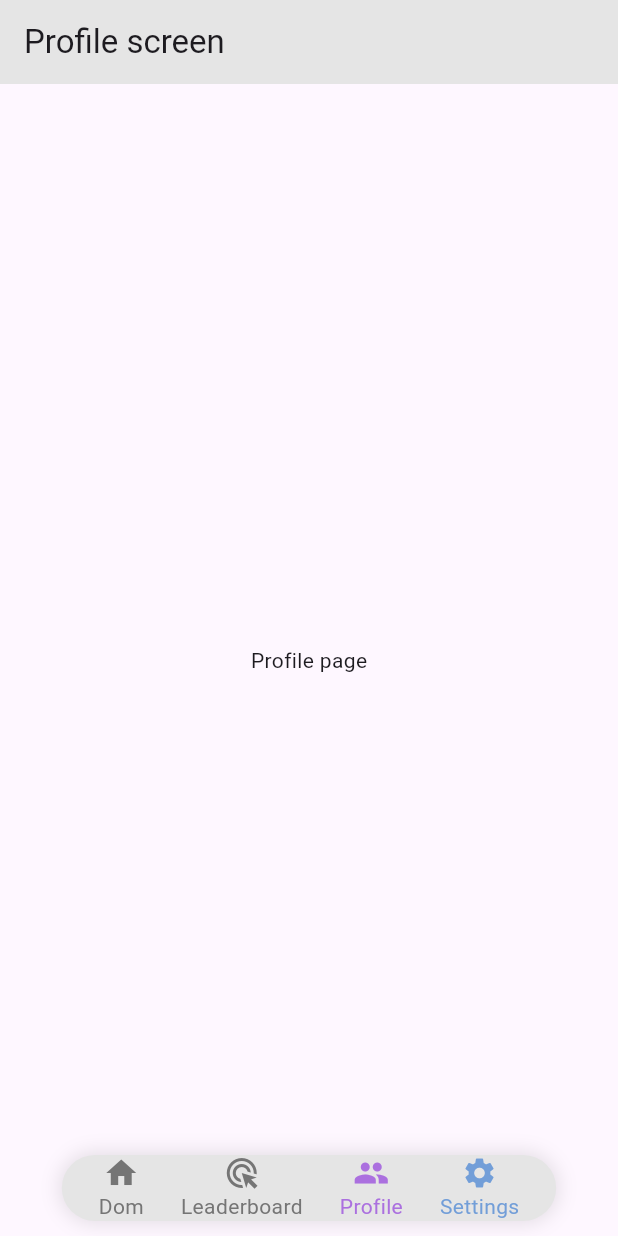
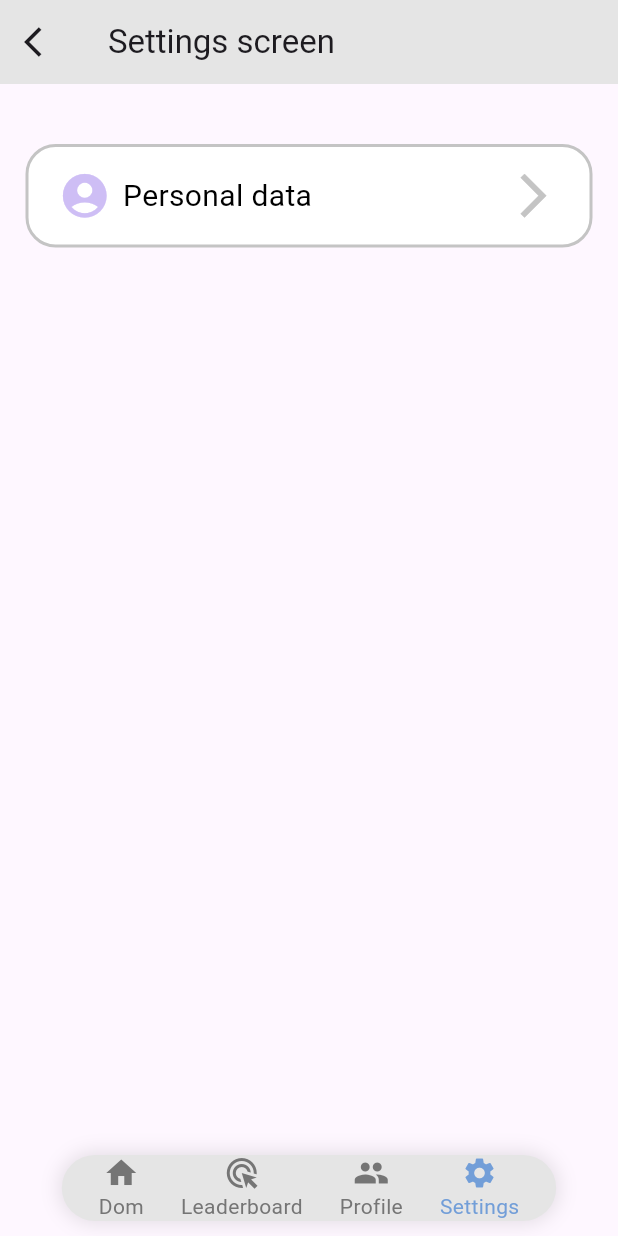
Before and after one commit to pieter0100/projektGrupowy, a Flutter app: the screen it shows after launch, item 3 of the bottom bar chosen, after a tap on "Settings", on a phone screen of 412 x 824 dp. Run offline on Flutter 3.47's test engine with Material 3 defaults, Android fonts, the phone set to English and light mode, and no system bars; our stand-ins replace go_router.

Commit message:
Dodanie widget data dla settings

```diff
--- a/lib/app_router.dart
+++ b/lib/app_router.dart
@@ -4,6 +4,7 @@ import 'package:projekt_grupowy/screens/home_screen.dart';
 import 'package:projekt_grupowy/screens/level_screen.dart';
 import 'package:projekt_grupowy/screens/profile_screen.dart';
 import 'package:projekt_grupowy/screens/learn_screen.dart';
+import 'package:projekt_grupowy/screens/settings_screen.dart';
 
 final GoRouter router = GoRouter(
   routes: <RouteBase>[
@@ -31,6 +32,12 @@ final GoRouter router = GoRouter(
             return LearnScreen();
           },
         ),
+        GoRoute(
+          path: 'settings',
+          builder: (BuildContext context, GoRouterState state) {
+            return SettingsScreen();
+          },
+        ),
       ],
     ),
   ],
--- a/lib/main.dart
+++ b/lib/main.dart
@@ -8,6 +8,7 @@ import 'screens/home_screen.dart';
 import 'screens/level_screen.dart';
 import 'screens/profile_screen.dart';
 import 'screens/learn_screen.dart';
+import 'screens/settings_screen.dart';
 
 void main() {
   runApp(MyApp());
@@ -68,6 +69,16 @@ final GoRouter _router = GoRouter(
             ),
           ],
         ),
+
+        // --- GAŁĄŹ 5: SETTINGS ---
+        StatefulShellBranch(
+          routes: [
+            GoRoute(
+              path: '/settings',
+              builder: (context, state) => const SettingsScreen(),
+            ),
+          ],
+        ),
       ],
     ),
   ],
--- /dev/null
+++ b/lib/screens/settings_screen.dart
@@ -0,0 +1,31 @@
+import 'package:flutter/material.dart';
+import 'package:go_router/go_router.dart';
+
+import 'package:projekt_grupowy/widgets/settings_data_widget.dart';
+
+class SettingsScreen extends StatelessWidget{
+  const SettingsScreen({super.key});
+
+  @override
+  Widget build(BuildContext context) {
+    return Scaffold(
+      appBar: AppBar(
+        leading: IconButton(
+          onPressed: () => context.go('/level'),
+          icon: Icon(Icons.arrow_back_ios),
+        ),
+        title: Text('Settings screen'),
+        backgroundColor: Color(0xFFE5E5E5),
+        scrolledUnderElevation: 0.0,
+      ),
+      body: ListView(
+        children: [
+          SizedBox(height: 40),
+          Center(
+            child: SettingsDataWidget("Personal data"),
+          ),
+        ],
+      ),
+    );
+  }
+}
--- a/lib/widgets/scaffold_with_nav.dart
+++ b/lib/widgets/scaffold_with_nav.dart
@@ -78,8 +78,8 @@ class ScaffoldWithNav extends StatelessWidget {
                 _buildNavItem(
                   icon: Icons.settings,
                   label: 'Settings',
-                  isSelected: navigationShell.currentIndex == 2,
-                  onTap: () => _onTap(2),
+                  isSelected: navigationShell.currentIndex == 4,
+                  onTap: () => _onTap(4),
                   selectedColor: Color.fromARGB(255, 114, 158, 216),
                 ),
               ],
--- /dev/null
+++ b/lib/widgets/settings_data_widget.dart
@@ -0,0 +1,50 @@
+import 'package:flutter/material.dart';
+
+class SettingsDataWidget extends StatelessWidget {
+  final String textInside;
+
+  const SettingsDataWidget(this.textInside, {Key? key}) : super(key: key);
+
+  @override
+  Widget build(BuildContext context) {
+    return Container(
+      width: 378,
+      height: 69,
+      decoration: BoxDecoration(
+        color: Colors.white, // kolor środka
+        border: Border.all(
+          color: const Color(0xFFC4C4C4), // obramowanie
+          width: 2,
+        ),
+        borderRadius: BorderRadius.circular(20), // zaokrąglone rogi
+      ),
+      child: Center(
+        child: Row(
+          mainAxisSize: MainAxisSize.min,
+          children: [
+            Icon(
+              Icons.account_circle,
+              color: const Color.fromARGB(255, 206, 190, 245),
+              size: 35,
+            ),
+            const SizedBox(width: 8), // odstęp między ikoną a tekstem
+            Text(
+              textInside,
+              style: const TextStyle(
+                fontSize: 20,
+                color: Colors.black,
+              ),
+              textAlign: TextAlign.center,
+            ),
+            const SizedBox(width: 130),
+            Icon(
+              Icons.arrow_forward_ios,
+              color: const Color(0xFFC4C4C4),
+              size: 35,
+            ),
+          ],
+        ),
+      ),
+    );
+  }
+}
```
